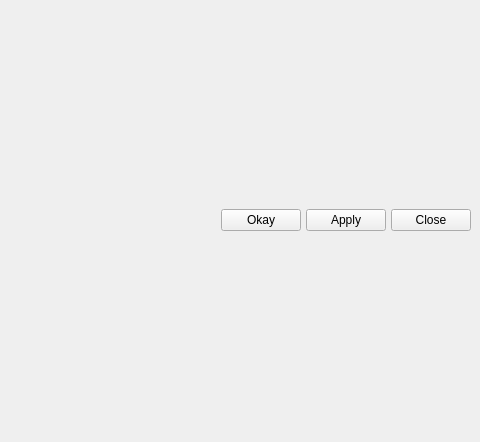
First picture: the form in qt/applications/workbench/workbench/widgets/settings/main.ui, repository mantidproject/mantid, before the edit; both pictures show x 246 to 726 and y 0 to 442 of the 726 by 442 pixel window.
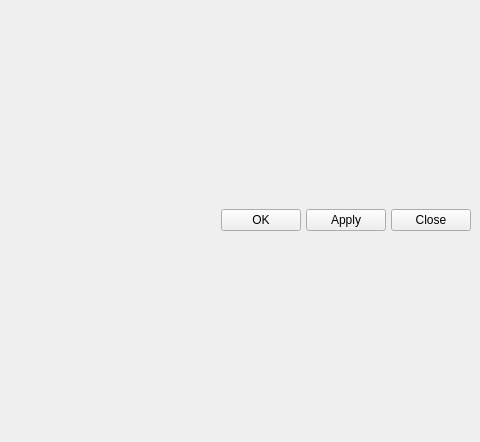
Second picture: the form after the edit.

Commit message: change 'okay' to 'ok'

Diff of the .ui file:
```diff
--- a/qt/applications/workbench/workbench/widgets/settings/main.ui
+++ b/qt/applications/workbench/workbench/widgets/settings/main.ui
@@ -143,7 +143,7 @@
           <item>
            <widget class="QPushButton" name="okay_button">
             <property name="text">
-             <string>Okay</string>
+             <string>OK</string>
             </property>
            </widget>
           </item>
```
